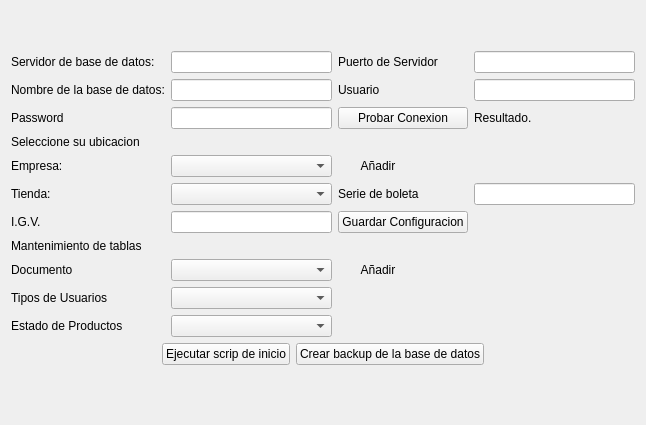
Before: the Qt Designer form configuracion/ui_configuracion.ui in rodety/manager, drawn with Qt 5.
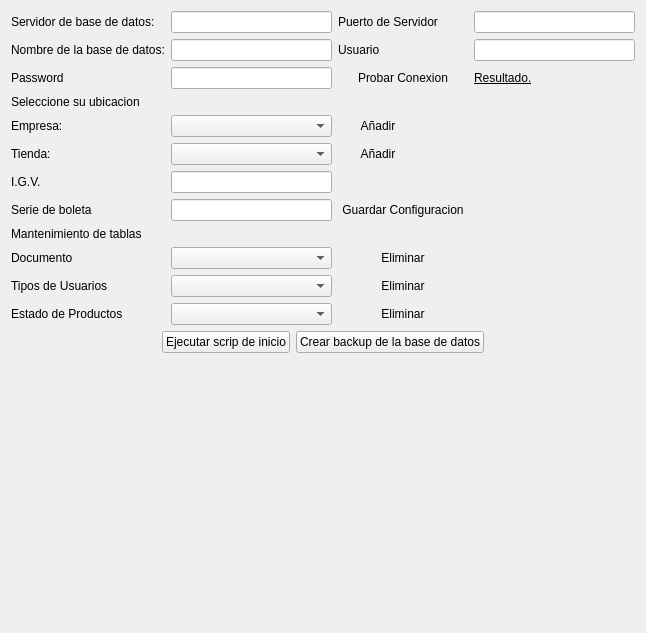
After: the same form once the commit is applied. Icons and pictures are not drawn. Custom widgets are drawn as their Qt base class.

```diff
--- a/configuracion/ui_configuracion.ui
+++ b/configuracion/ui_configuracion.ui
@@ -7,7 +7,7 @@
     <x>0</x>
     <y>0</y>
     <width>646</width>
-    <height>425</height>
+    <height>633</height>
    </rect>
   </property>
   <property name="windowTitle">
@@ -19,30 +19,31 @@
   <layout class="QGridLayout" name="gridLayout_2">
    <item row="0" column="0">
     <layout class="QGridLayout" name="gridLayout">
-     <item row="3" column="0">
+     <item row="8" column="2">
+      <widget class="QPushButton" name="btn_saveConfiguration">
+       <property name="text">
+        <string>Guardar Configuracion</string>
+       </property>
+       <property name="icon">
+        <iconset resource="../Icons/Icons.qrc">
+         <normaloff>:/Icons/notification_done.png</normaloff>:/Icons/notification_done.png</iconset>
+       </property>
+       <property name="flat">
+        <bool>true</bool>
+       </property>
+      </widget>
+     </item>
+     <item row="2" column="0">
       <widget class="QLabel" name="label_4">
        <property name="text">
         <string>Password</string>
        </property>
       </widget>
      </item>
-     <item row="10" column="3">
-      <spacer name="horizontalSpacer_8">
-       <property name="orientation">
-        <enum>Qt::Horizontal</enum>
-       </property>
-       <property name="sizeHint" stdset="0">
-        <size>
-         <width>40</width>
-         <height>20</height>
-        </size>
-       </property>
-      </spacer>
+     <item row="13" column="1">
+      <widget class="MyComboBox" name="comboBox_estadoProductos"/>
      </item>
-     <item row="12" column="1">
-      <widget class="QComboBox" name="comboBox_estadoProductos"/>
-     </item>
-     <item row="6" column="1">
+     <item row="5" column="1">
       <widget class="QComboBox" name="comboBox_tienda">
        <item>
         <property name="text">
@@ -51,20 +52,7 @@
        </item>
       </widget>
      </item>
-     <item row="5" column="3">
-      <spacer name="horizontalSpacer">
-       <property name="orientation">
-        <enum>Qt::Horizontal</enum>
-       </property>
-       <property name="sizeHint" stdset="0">
-        <size>
-         <width>40</width>
-         <height>20</height>
-        </size>
-       </property>
-      </spacer>
-     </item>
-     <item row="13" column="0" colspan="4">
+     <item row="14" column="0" colspan="4">
       <layout class="QHBoxLayout" name="horizontalLayout">
        <item>
         <spacer name="horizontalSpacer_3">
@@ -108,14 +96,28 @@
        </item>
       </layout>
      </item>
-     <item row="11" column="0">
+     <item row="2" column="2">
+      <widget class="QPushButton" name="btn_testConexion">
+       <property name="text">
+        <string>Probar Conexion</string>
+       </property>
+       <property name="icon">
+        <iconset resource="../Icons/Icons.qrc">
+         <normaloff>:/Icons/1349716377_monotone_cog_settings_gear.png</normaloff>:/Icons/1349716377_monotone_cog_settings_gear.png</iconset>
+       </property>
+       <property name="flat">
+        <bool>true</bool>
+       </property>
+      </widget>
+     </item>
+     <item row="12" column="0">
       <widget class="QLabel" name="label_13">
        <property name="text">
         <string>Tipos de Usuarios</string>
        </property>
       </widget>
      </item>
-     <item row="1" column="1">
+     <item row="0" column="1">
       <widget class="QLineEdit" name="lineEdit_ipdatabase"/>
      </item>
      <item row="10" column="0">
@@ -125,9 +127,12 @@
        </property>
       </widget>
      </item>
-     <item row="5" column="1">
+     <item row="4" column="1">
       <widget class="QComboBox" name="comboBox_empresa"/>
      </item>
+     <item row="1" column="3">
+      <widget class="QLineEdit" name="lineEdit_userDatabase"/>
+     </item>
      <item row="9" column="0" colspan="4">
       <widget class="QLabel" name="label_11">
        <property name="text">
@@ -135,156 +140,112 @@
        </property>
       </widget>
      </item>
-     <item row="5" column="0">
+     <item row="4" column="0">
       <widget class="QLabel" name="lblEmpresa">
        <property name="text">
         <string>Empresa: </string>
        </property>
       </widget>
      </item>
-     <item row="2" column="3">
-      <widget class="QLineEdit" name="lineEdit_userDatabase"/>
-     </item>
      <item row="10" column="1">
       <widget class="QComboBox" name="comboBox_Documento"/>
      </item>
-     <item row="4" column="0" colspan="4">
+     <item row="3" column="0" colspan="4">
       <widget class="QLabel" name="label_7">
        <property name="text">
         <string>Seleccione su ubicacion</string>
        </property>
       </widget>
      </item>
-     <item row="7" column="1">
+     <item row="6" column="1">
       <widget class="QLineEdit" name="lineEdit_IGV"/>
      </item>
-     <item row="12" column="0">
+     <item row="12" column="1">
+      <widget class="MyComboBox" name="comboBox_tipoUsuario"/>
+     </item>
+     <item row="13" column="0">
       <widget class="QLabel" name="label_14">
        <property name="text">
         <string>Estado de Productos</string>
        </property>
       </widget>
      </item>
-     <item row="11" column="1">
-      <widget class="QComboBox" name="comboBox_tipoUsuario"/>
-     </item>
-     <item row="1" column="3">
+     <item row="0" column="3">
       <widget class="QLineEdit" name="lineEdit_portDatabase"/>
      </item>
-     <item row="1" column="2">
+     <item row="1" column="1">
+      <widget class="QLineEdit" name="lineEdit_nameDatabase"/>
+     </item>
+     <item row="0" column="2">
       <widget class="QLabel" name="label_2">
        <property name="text">
         <string>Puerto de Servidor</string>
        </property>
       </widget>
      </item>
-     <item row="7" column="0">
+     <item row="6" column="0">
       <widget class="QLabel" name="label_8">
        <property name="text">
         <string>I.G.V.</string>
        </property>
       </widget>
      </item>
-     <item row="12" column="2" colspan="2">
-      <spacer name="horizontalSpacer_10">
-       <property name="orientation">
-        <enum>Qt::Horizontal</enum>
-       </property>
-       <property name="sizeHint" stdset="0">
-        <size>
-         <width>40</width>
-         <height>20</height>
-        </size>
-       </property>
-      </spacer>
-     </item>
-     <item row="2" column="1">
-      <widget class="QLineEdit" name="lineEdit_nameDatabase"/>
-     </item>
-     <item row="2" column="2">
+     <item row="1" column="2">
       <widget class="QLabel" name="label_5">
        <property name="text">
         <string>Usuario</string>
        </property>
       </widget>
      </item>
-     <item row="3" column="2">
-      <widget class="QPushButton" name="btn_testConexion">
-       <property name="text">
-        <string>Probar Conexion</string>
-       </property>
-      </widget>
-     </item>
-     <item row="11" column="2" colspan="2">
-      <spacer name="horizontalSpacer_9">
-       <property name="orientation">
-        <enum>Qt::Horizontal</enum>
-       </property>
-       <property name="sizeHint" stdset="0">
-        <size>
-         <width>40</width>
-         <height>20</height>
-        </size>
-       </property>
-      </spacer>
-     </item>
-     <item row="1" column="0">
+     <item row="0" column="0">
       <widget class="QLabel" name="label">
        <property name="text">
         <string>Servidor de base de datos: </string>
        </property>
       </widget>
      </item>
-     <item row="10" column="2">
-      <widget class="QPushButton" name="btnAgregar_2">
-       <property name="sizePolicy">
-        <sizepolicy hsizetype="Fixed" vsizetype="Fixed">
-         <horstretch>0</horstretch>
-         <verstretch>0</verstretch>
-        </sizepolicy>
-       </property>
-       <property name="text">
-        <string>Añadir</string>
-       </property>
-       <property name="icon">
-        <iconset resource="../Icons/Icons.qrc">
-         <normaloff>:/Icons/1348112114_notification_add.png</normaloff>:/Icons/1348112114_notification_add.png</iconset>
-       </property>
-       <property name="flat">
-        <bool>true</bool>
-       </property>
-      </widget>
-     </item>
-     <item row="3" column="1">
+     <item row="2" column="1">
       <widget class="QLineEdit" name="lineEdit_passwordUser">
        <property name="readOnly">
         <bool>false</bool>
        </property>
       </widget>
      </item>
-     <item row="6" column="0">
+     <item row="5" column="0">
       <widget class="QLabel" name="lblTienda">
        <property name="text">
         <string>Tienda: </string>
        </property>
       </widget>
      </item>
-     <item row="3" column="3">
+     <item row="2" column="3">
       <widget class="QLabel" name="label_result">
+       <property name="font">
+        <font>
+         <family>Ubuntu</family>
+         <weight>50</weight>
+         <italic>false</italic>
+         <bold>false</bold>
+         <underline>true</underline>
+        </font>
+       </property>
        <property name="text">
         <string>Resultado.</string>
        </property>
+       <property name="textFormat">
+        <enum>Qt::RichText</enum>
+       </property>
       </widget>
      </item>
-     <item row="2" column="0">
+     <item row="1" column="0">
       <widget class="QLabel" name="label_3">
        <property name="text">
         <string>Nombre de la base de datos:</string>
        </property>
       </widget>
      </item>
-     <item row="5" column="2">
-      <widget class="QPushButton" name="btnAgregar">
+     <item row="4" column="2">
+      <widget class="QPushButton" name="btnAgregar_empresa">
        <property name="sizePolicy">
         <sizepolicy hsizetype="Fixed" vsizetype="Fixed">
          <horstretch>0</horstretch>
@@ -303,36 +264,117 @@
        </property>
       </widget>
      </item>
-     <item row="0" column="1">
-      <spacer name="verticalSpacer_2">
-       <property name="orientation">
-        <enum>Qt::Vertical</enum>
-       </property>
-       <property name="sizeHint" stdset="0">
-        <size>
-         <width>20</width>
-         <height>40</height>
-        </size>
-       </property>
-      </spacer>
-     </item>
-     <item row="6" column="2">
+     <item row="8" column="0">
       <widget class="QLabel" name="label_9">
        <property name="text">
         <string>Serie de boleta</string>
        </property>
       </widget>
      </item>
-     <item row="6" column="3">
+     <item row="5" column="2">
+      <widget class="QPushButton" name="btnAgregar_Tienda">
+       <property name="sizePolicy">
+        <sizepolicy hsizetype="Fixed" vsizetype="Fixed">
+         <horstretch>0</horstretch>
+         <verstretch>0</verstretch>
+        </sizepolicy>
+       </property>
+       <property name="text">
+        <string>Añadir</string>
+       </property>
+       <property name="icon">
+        <iconset resource="../Icons/Icons.qrc">
+         <normaloff>:/Icons/1348112114_notification_add.png</normaloff>:/Icons/1348112114_notification_add.png</iconset>
+       </property>
+       <property name="flat">
+        <bool>true</bool>
+       </property>
+      </widget>
+     </item>
+     <item row="8" column="1">
       <widget class="QLineEdit" name="lineEdit_boleta"/>
      </item>
-     <item row="7" column="2">
-      <widget class="QPushButton" name="btn_saveConfiguration">
+     <item row="10" column="2">
+      <widget class="QPushButton" name="btn_eliminar_ducumento">
        <property name="text">
-        <string>Guardar Configuracion</string>
+        <string>Eliminar</string>
        </property>
+       <property name="icon">
+        <iconset resource="../Icons/Icons.qrc">
+         <normaloff>:/Icons/notification_error.png</normaloff>:/Icons/notification_error.png</iconset>
+       </property>
+       <property name="flat">
+        <bool>true</bool>
+       </property>
       </widget>
      </item>
+     <item row="12" column="2">
+      <widget class="QPushButton" name="btn_eliminar_tusuario">
+       <property name="text">
+        <string>Eliminar</string>
+       </property>
+       <property name="icon">
+        <iconset resource="../Icons/Icons.qrc">
+         <normaloff>:/Icons/notification_error.png</normaloff>:/Icons/notification_error.png</iconset>
+       </property>
+       <property name="flat">
+        <bool>true</bool>
+       </property>
+      </widget>
+     </item>
+     <item row="13" column="2">
+      <widget class="QPushButton" name="btn_eliminar_estado">
+       <property name="text">
+        <string>Eliminar</string>
+       </property>
+       <property name="icon">
+        <iconset resource="../Icons/Icons.qrc">
+         <normaloff>:/Icons/notification_error.png</normaloff>:/Icons/notification_error.png</iconset>
+       </property>
+       <property name="flat">
+        <bool>true</bool>
+       </property>
+      </widget>
+     </item>
+     <item row="10" column="3">
+      <spacer name="horizontalSpacer_4">
+       <property name="orientation">
+        <enum>Qt::Horizontal</enum>
+       </property>
+       <property name="sizeHint" stdset="0">
+        <size>
+         <width>40</width>
+         <height>20</height>
+        </size>
+       </property>
+      </spacer>
+     </item>
+     <item row="4" column="3">
+      <spacer name="horizontalSpacer">
+       <property name="orientation">
+        <enum>Qt::Horizontal</enum>
+       </property>
+       <property name="sizeHint" stdset="0">
+        <size>
+         <width>40</width>
+         <height>20</height>
+        </size>
+       </property>
+      </spacer>
+     </item>
+     <item row="8" column="3">
+      <spacer name="horizontalSpacer_5">
+       <property name="orientation">
+        <enum>Qt::Horizontal</enum>
+       </property>
+       <property name="sizeHint" stdset="0">
+        <size>
+         <width>40</width>
+         <height>20</height>
+        </size>
+       </property>
+      </spacer>
+     </item>
     </layout>
    </item>
    <item row="1" column="0">
@@ -350,6 +392,16 @@
    </item>
   </layout>
  </widget>
+ <customwidgets>
+  <customwidget>
+   <class>MyComboBox</class>
+   <extends>QComboBox</extends>
+   <header location="global">mycombobox.h</header>
+   <slots>
+    <slot>Eliminar_Item()</slot>
+   </slots>
+  </customwidget>
+ </customwidgets>
  <tabstops>
   <tabstop>lineEdit_ipdatabase</tabstop>
   <tabstop>lineEdit_portDatabase</tabstop>
```
Left out of the diff: 7 changed lines with no effect on the pictures.
